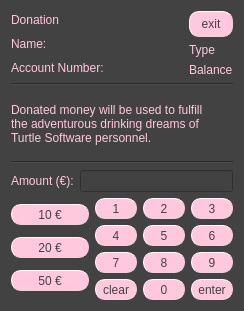
Old version of the form bankautomat/donationwindow.ui in the repository bank-2022/group11.
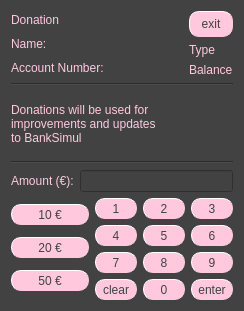
New version of the form.

Commit message: Fix main menu ui

```diff
--- a/bankautomat/donationwindow.ui
+++ b/bankautomat/donationwindow.ui
@@ -134,9 +134,9 @@
 font: 63 10pt &quot;Lato Semibold&quot;;</string>
        </property>
        <property name="text">
-        <string>Donated money will be used to fulfill 
-the adventurous drinking dreams of 
-Turtle Software personnel.</string>
+        <string>Donations will be used for 
+improvements and updates 
+to BankSimul</string>
        </property>
       </widget>
      </item>
```
The commit also changes 3 other files.
